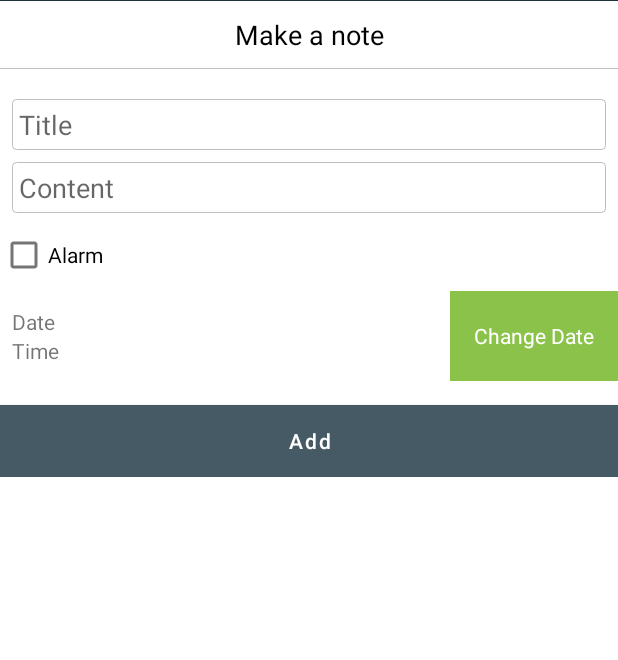
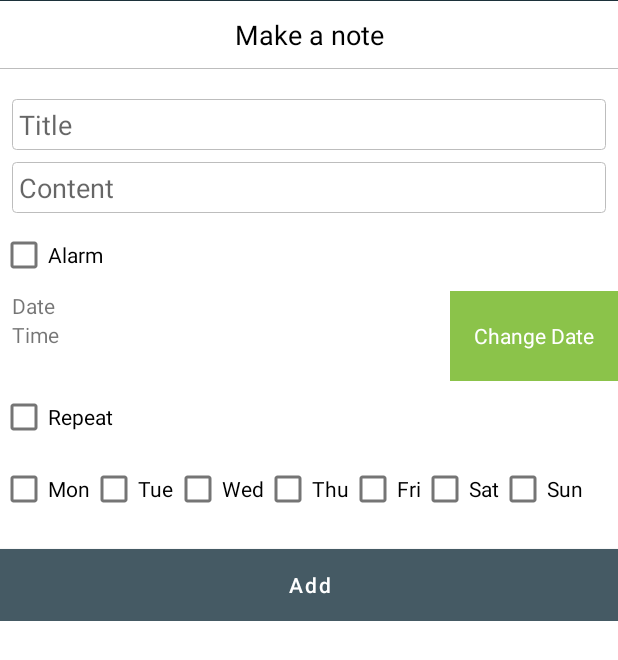
Before and after one commit to toanitdev/Personal-To-Do-List, an Android app: the layout dialog_add_to_do.xml on its own in the app's theme, with its tools: preview values and no code run, on a phone screen of 412 x 824 dp. Shown: the top 660 px of the screen. Run offline under Robolectric (Android 15) with nearby library versions, the light colour scheme and no system bars.

Commit message:
- Repeat alarm.

```diff
--- a/app/build.gradle
+++ b/app/build.gradle
@@ -3,7 +3,6 @@ apply plugin: 'com.android.application'
 android {
     signingConfigs {
         debug2 {
-            storeFile file('E:\\KeyStore\\key-store.jks')
             storePassword '123456'
             keyAlias 'debug2'
             keyPassword '123456'
--- a/app/src/main/AndroidManifest.xml
+++ b/app/src/main/AndroidManifest.xml
@@ -35,14 +35,16 @@
     </activity>
     <receiver android:name=".utils.alarm.AlarmBroadcastReceiver"
       android:exported="true"
-      android:enabled="true">
+      android:enabled="true"
+      android:process=":remote">
       <intent-filter>
         <action android:name="android.intent.action.BOOT_COMPLETED" />
       </intent-filter>
     </receiver>
     <service android:name=".utils.alarm.AlarmService"
       android:enabled="true"
-      android:exported="true"/>
+      android:exported="true"
+      android:permission="android.permission.BIND_JOB_SERVICE" />
   </application>
 
 </manifest>
--- a/app/src/main/res/layout/dialog_add_to_do.xml
+++ b/app/src/main/res/layout/dialog_add_to_do.xml
@@ -3,13 +3,16 @@
   xmlns:app="http://schemas.android.com/apk/res-auto">
 
   <data>
+
     <variable
       name="addToDoViewModel"
       type="com.toanitdev.todolist.ui.main.add_to_do.AddToDoViewModel" />
+
     <variable
       name="iOnClick"
       type="com.toanitdev.todolist.ui.main.add_to_do.IAddToDoListener" />
-    <import type="android.view.View"/>
+
+    <import type="android.view.View" />
   </data>
 
   <LinearLayout
@@ -53,11 +56,10 @@
           android:layout_marginHorizontal="8dp"
           android:layout_marginVertical="4dp"
           android:background="@drawable/bg_edit_text_white_stoke"
-          android:textCursorDrawable="@drawable/bg_cursor_accent"
           android:hint="@string/title"
           android:singleLine="true"
           android:text="@={addToDoViewModel.title}"
-         />
+          android:textCursorDrawable="@drawable/bg_cursor_accent" />
 
         <EditText
           android:layout_width="match_parent"
@@ -67,59 +69,120 @@
           android:layout_marginTop="16dp"
           android:background="@drawable/bg_edit_text_white_stoke"
           android:hint="@string/content"
-          android:textCursorDrawable="@drawable/bg_cursor_accent"
-          android:text="@={addToDoViewModel.content}" />
+          android:text="@={addToDoViewModel.content}"
+          android:textCursorDrawable="@drawable/bg_cursor_accent" />
+
         <CheckBox
           android:layout_width="wrap_content"
           android:layout_height="wrap_content"
-          android:text="@string/alarm"
-          android:checked="@={addToDoViewModel.isAlarm}"/>
+          android:checked="@={addToDoViewModel.isAlarm}"
+          android:text="@string/alarm" />
 
         <androidx.constraintlayout.widget.ConstraintLayout
           android:layout_width="match_parent"
-          android:layout_height="match_parent"
+          android:layout_height="wrap_content"
           android:visibility="@{addToDoViewModel.isAlarm ? View.VISIBLE : View.GONE}">
+
           <LinearLayout
             android:id="@+id/ll_date_time"
             android:layout_width="0dp"
             android:layout_height="wrap_content"
             android:orientation="vertical"
-            app:layout_constraintTop_toTopOf="parent"
+            android:paddingHorizontal="@dimen/normal_padding"
+            app:layout_constraintEnd_toStartOf="@id/btn_change_date"
             app:layout_constraintStart_toStartOf="parent"
-            app:layout_constraintEnd_toStartOf="@id/btn_change_date"
-            app:layout_constraintBottom_toBottomOf="parent"
-            android:paddingHorizontal="@dimen/normal_padding">
+            app:layout_constraintTop_toTopOf="@id/btn_change_date">
+
             <TextView
               android:layout_width="match_parent"
               android:layout_height="wrap_content"
-              android:text="Date"/>
+              android:text="Date" />
+
             <TextView
               android:id="@+id/tv_time"
               android:layout_width="match_parent"
               android:layout_height="wrap_content"
-              android:text="Time"/>
+              android:text="Time" />
           </LinearLayout>
 
           <TextView
             android:id="@+id/btn_change_date"
+            style="@style/ButtonSecondary"
             android:layout_width="0dp"
             android:layout_height="60dp"
+            android:onClick="@{()->iOnClick.changeTime()}"
             android:text="@string/change_date"
-            style="@style/ButtonSecondary"
-            android:onClick="@{()->iOnClick.changeTime()}"
             app:layout_constraintBottom_toBottomOf="@id/ll_date_time"
             app:layout_constraintEnd_toEndOf="parent"
             app:layout_constraintTop_toTopOf="@+id/ll_date_time" />
+
+          <CheckBox
+            android:id="@+id/ck_repeat"
+            android:layout_width="match_parent"
+            android:layout_height="wrap_content"
+            android:text="Repeat"
+            android:checked="@={addToDoViewModel.isRepeat}"
+            app:layout_constraintStart_toStartOf="parent"
+            app:layout_constraintTop_toBottomOf="@id/btn_change_date">
+
+          </CheckBox>
+
+          <LinearLayout
+            android:id="@+id/ll_weekly"
+            android:layout_width="match_parent"
+            android:layout_height="match_parent"
+            android:orientation="horizontal"
+            app:layout_constraintEnd_toEndOf="parent"
+            app:layout_constraintStart_toStartOf="parent"
+            app:layout_constraintTop_toBottomOf="@id/ck_repeat"
+            android:visibility="@{addToDoViewModel.isRepeat ? View.VISIBLE : View.GONE}">
+
+            <CheckBox
+              android:id="@+id/ck_mon"
+              android:layout_width="wrap_content"
+              android:layout_height="wrap_content"
+              android:text="Mon"/>
+            <CheckBox
+              android:id="@+id/ck_tue"
+              android:layout_width="wrap_content"
+              android:layout_height="wrap_content"
+              android:text="Tue"/>
+            <CheckBox
+              android:id="@+id/ck_wed"
+              android:layout_width="wrap_content"
+              android:layout_height="wrap_content"
+              android:text="Wed"/>
+            <CheckBox
+              android:id="@+id/ck_thu"
+              android:layout_width="wrap_content"
+              android:layout_height="wrap_content"
+              android:text="Thu"/>
+            <CheckBox
+              android:id="@+id/ck_fri"
+              android:layout_width="wrap_content"
+              android:layout_height="wrap_content"
+              android:text="Fri"/>
+            <CheckBox
+              android:id="@+id/ck_sat"
+              android:layout_width="wrap_content"
+              android:layout_height="wrap_content"
+              android:text="Sat"/>
+            <CheckBox
+              android:id="@+id/ck_sun"
+              android:layout_width="wrap_content"
+              android:layout_height="wrap_content"
+              android:text="Sun"/>
+          </LinearLayout>
         </androidx.constraintlayout.widget.ConstraintLayout>
 
         <com.google.android.material.button.MaterialButton
           android:layout_width="match_parent"
           android:layout_height="match_parent"
+          android:layout_marginTop="16dp"
           android:background="@drawable/bg_btn"
-          android:layout_marginTop="16dp"
           android:foreground="?selectableItemBackground"
-          android:text="@string/add"
-          android:onClick="@{() -> iOnClick.onClickAdd()}"/>
+          android:onClick="@{() -> iOnClick.onClickAdd()}"
+          android:text="@string/add" />
 
       </LinearLayout>
     </ScrollView>
```
Also changed, not shown: app/src/main/java/com/toanitdev/todolist/ui/main/add_to_do/AddToDoViewModel.java (+21 -1 lines), app/src/main/java/com/toanitdev/todolist/ui/main/ringtone/RingtoneActivity.java (+30 -14 lines), app/src/main/java/com/toanitdev/todolist/utils/alarm/AlarmBroadcastReceiver.java (+7 -3 lines), app/src/main/java/com/toanitdev/todolist/utils/alarm/AlarmService.java (+58 -3 lines).
